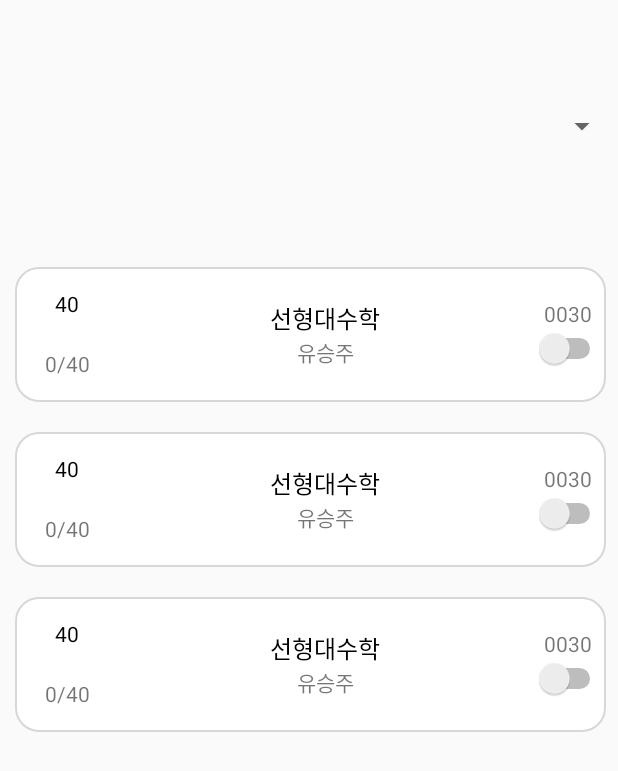
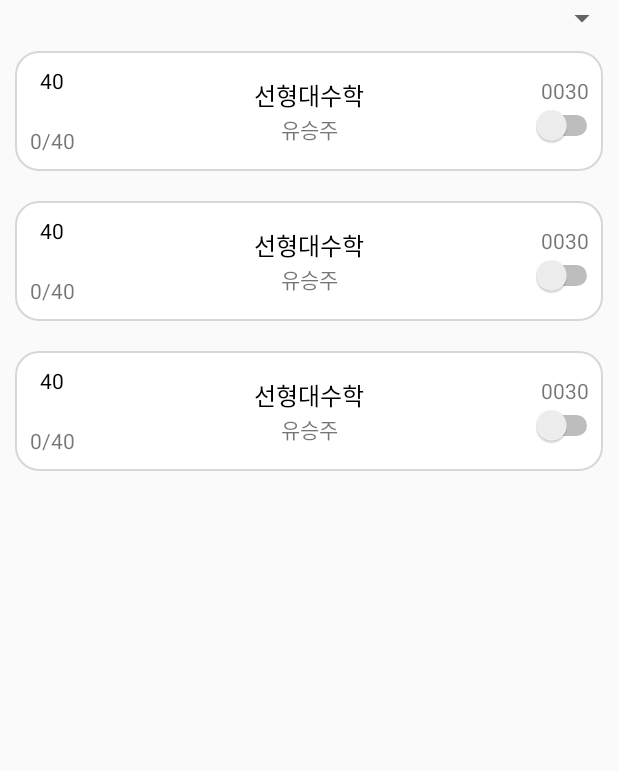
Before and after one commit to yoon-youngjin/CHECKU_front, an Android app: the layout fragment_main.xml on its own in the app's theme, with its tools: preview values and no code run, on a phone screen of 412 x 824 dp. Shown: the top 771 px of the screen. Run offline under Robolectric (Android 15) with nearby library versions, the phone set to English and light mode, and no system bars.

Commit message:
refresh 완료

```diff
--- a/app/build.gradle
+++ b/app/build.gradle
@@ -34,7 +34,7 @@ android {
 dependencies {
     implementation 'com.squareup.retrofit2:converter-scalars:2.5.0'
     implementation 'com.opencsv:opencsv:4.4'
-
+    implementation "androidx.swiperefreshlayout:swiperefreshlayout:1.1.0"
     implementation 'gun0912.ted:tedpermission:2.0.0'
     implementation 'org.jsoup:jsoup:1.11.3'
     implementation 'androidx.legacy:legacy-support-v4:1.0.0'
--- a/app/src/main/java/com/example/nodeproject2/API/RetrofitClient.java
+++ b/app/src/main/java/com/example/nodeproject2/API/RetrofitClient.java
@@ -8,7 +8,7 @@ import retrofit2.converter.scalars.ScalarsConverterFactory;
 import java.util.concurrent.TimeUnit;
 
 public class RetrofitClient {
-    private static String BASE_URL = "http://172.30.1.12:3000";
+    private static String BASE_URL = "http://172.30.1.44:3000";
 
     static OkHttpClient client = new OkHttpClient.Builder()
             .connectTimeout(1, TimeUnit.DAYS)
@@ -25,7 +25,4 @@ public class RetrofitClient {
 
     public static RetrofitInterface retrofitInterface = retrofit.create(RetrofitInterface.class);;
 
-
-
-
 }
--- a/app/src/main/java/com/example/nodeproject2/API/RetrofitInterface.java
+++ b/app/src/main/java/com/example/nodeproject2/API/RetrofitInterface.java
@@ -19,6 +19,7 @@ public interface RetrofitInterface {
 
     @POST("/init")
     Call<String> excuteInit();
+
     @POST("/change")
     Call<String> excuteChange(@Body HashMap<String, String> map);
 
--- a/app/src/main/java/com/example/nodeproject2/view/MainActivity.java
+++ b/app/src/main/java/com/example/nodeproject2/view/MainActivity.java
@@ -62,9 +62,9 @@ public class  MainActivity extends AppCompatActivity {
         binding = ActivityMainBinding.inflate(getLayoutInflater());
 
         super.onCreate(savedInstanceState);
-        setSupportActionBar(binding.toolbar);
-        ActionBar actionBar = getSupportActionBar();
-        actionBar.setDisplayShowTitleEnabled(false);
+//        setSupportActionBar(binding.toolbar);
+//        ActionBar actionBar = getSupportActionBar();
+//        actionBar.setDisplayShowTitleEnabled(false);
 
         setContentView(binding.getRoot());
         init();
--- a/app/src/main/res/layout/fragment_main.xml
+++ b/app/src/main/res/layout/fragment_main.xml
@@ -1,25 +1,28 @@
 <?xml version="1.0" encoding="utf-8"?>
-<androidx.constraintlayout.widget.ConstraintLayout xmlns:android="http://schemas.android.com/apk/res/android"
-                                                   xmlns:app="http://schemas.android.com/apk/res-auto"
+<androidx.swiperefreshlayout.widget.SwipeRefreshLayout
+        android:id="@+id/swipe_layout"
+        xmlns:android="http://schemas.android.com/apk/res/android"
+        android:layout_height="match_parent"
+        android:layout_width="match_parent">
+
+    <LinearLayout
+
             android:layout_width="match_parent"
             android:layout_height="match_parent"
-                                                   xmlns:tools="http://schemas.android.com/tools">
+            xmlns:tools="http://schemas.android.com/tools"
+            android:orientation="vertical">
 
 
         <Spinner
                 android:layout_width="match_parent"
                 android:layout_height="wrap_content" android:id="@+id/spinner"
-            app:layout_constraintBottom_toTopOf="@+id/main_recyclerview" app:layout_constraintTop_toTopOf="parent"
-            app:layout_constraintStart_toStartOf="parent" app:layout_constraintEnd_toEndOf="parent"/>
+        />
         <androidx.recyclerview.widget.RecyclerView
 
                 android:id="@+id/main_recyclerview"
-            android:layout_width="414dp"
-            android:layout_height="656dp"
-            tools:listitem="@layout/viewitem"
+                android:layout_width="match_parent"
+                android:layout_height="match_parent"
+                tools:listitem="@layout/viewitem"/>
 
-            app:layout_constraintStart_toStartOf="parent"
-            app:layout_constraintEnd_toEndOf="parent" app:layout_constraintBottom_toBottomOf="parent"
-            app:layout_constraintHorizontal_bias="0.0"/>
-
-</androidx.constraintlayout.widget.ConstraintLayout>
+    </LinearLayout>
+</androidx.swiperefreshlayout.widget.SwipeRefreshLayout>
--- a/app/src/main/res/layout/viewitem.xml
+++ b/app/src/main/res/layout/viewitem.xml
@@ -2,7 +2,7 @@
 <LinearLayout xmlns:android="http://schemas.android.com/apk/res/android"
               xmlns:app="http://schemas.android.com/apk/res-auto"
               android:layout_width="match_parent"
-              android:layout_height="90dp"
+              android:layout_height="wrap_content"
               android:gravity="center"
               android:layout_margin="10dp"
               android:background="@drawable/round_border"
@@ -13,7 +13,7 @@
             android:gravity="center"
             android:orientation="horizontal">
         <LinearLayout
-                android:layout_width="70dp"
+                android:layout_width="50dp"
                 android:layout_height="match_parent"
                 android:gravity="center"
                 android:orientation="vertical">
@@ -37,7 +37,7 @@
         </LinearLayout>
 
         <LinearLayout
-                android:layout_width="wrap_content"
+                android:layout_width="match_parent"
                 android:layout_height="match_parent"
                 android:layout_weight="1"
                 android:gravity="center"
```
Also changed, not shown: app/src/main/java/com/example/nodeproject2/view/MainFragment.java (+38 -3 lines). Lines whose indentation alone changed are shown as unchanged.
